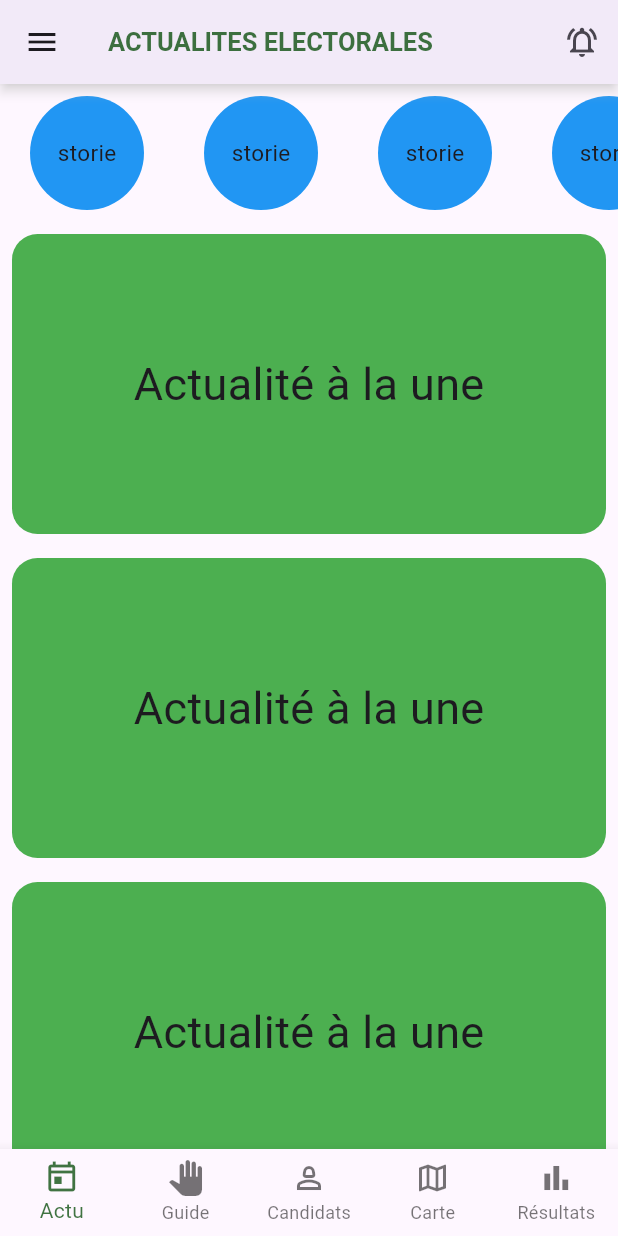
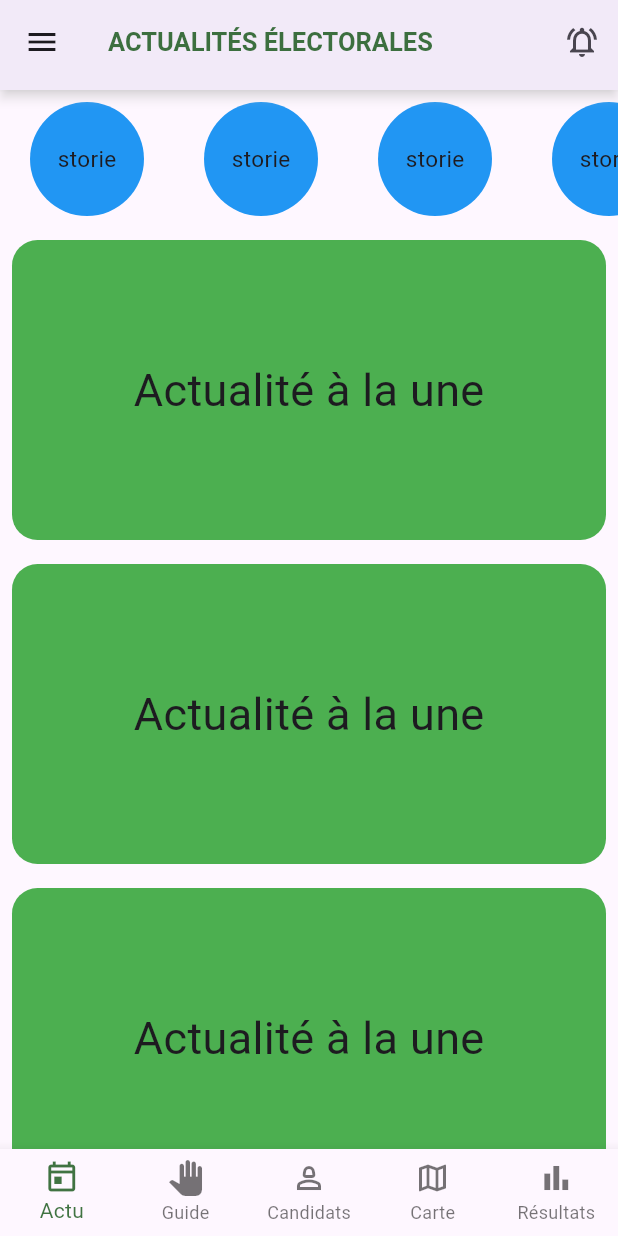
Before and after one commit to cisse410/senegal_vote_clone, a Flutter app: the screen it shows after launch, in the side drawer, after a tap on the "notifications active" icon, on a phone screen of 412 x 824 dp. Run offline on Flutter 3.47's test engine with Material 3 defaults, Android fonts, the phone set to English and light mode, and no system bars; our stand-ins replace font_awesome_flutter.

Commit message:
Adaptation appbar, page candidat and some refactoring about the architecture

```diff
--- a/lib/components/home.dart
+++ b/lib/components/home.dart
@@ -1,4 +1,5 @@
 import 'package:flutter/material.dart';
+import 'package:senegal_vote/widgets/appbar.dart';
 import 'package:senegal_vote/widgets/botton_navbar.dart';
 import 'package:senegal_vote/widgets/drawer.dart';
 
@@ -12,24 +13,12 @@ class HomeApp extends StatefulWidget {
 class _HomeAppState extends State<HomeApp> {
   @override
   Widget build(BuildContext context) {
-    return Scaffold(
-      appBar: AppBar(
-        title: const Text(
-          'ACTUALITES ELECTORALES',
-          style: TextStyle(
-            fontSize: 17,
-            color: Color.fromRGBO(1, 71, 3, 0.757),
-            fontWeight: FontWeight.bold
-          ),
-        ),
-        elevation: 3,
-        shadowColor: Colors.white,
-        actions: [
-          IconButton(onPressed: (){}, icon: const Icon(Icons.notifications_active_outlined)),
-        ],
-      ),
-      body: const BottomNav(),
-      drawer: const MyDrawer(),
+    return const Scaffold(
+      // appBar: MainAppBar(
+      //   title: "ACCUEIL",
+      // ),
+      body: BottomNav(),
+      drawer: AppDrawer(),
     );
   }
 }
--- a/lib/pages/actu/actu.dart
+++ b/lib/pages/actu/actu.dart
@@ -1,6 +1,8 @@
 import 'package:flutter/material.dart';
 import 'package:senegal_vote/pages/actu/items.dart';
 import 'package:senegal_vote/pages/actu/stories.dart';
+import 'package:senegal_vote/widgets/appbar.dart';
+import 'package:senegal_vote/widgets/drawer.dart';
 
 class Actu extends StatelessWidget {
   const Actu({super.key});
@@ -19,7 +21,10 @@ class Actu extends StatelessWidget {
       'storie',
       'storie',
     ];
-    return Column(
+    return Scaffold(
+      appBar: const MainAppBar(title: "actualités électorales"),
+      drawer: const AppDrawer(),
+      body: Column(
         children: [
           // Stories
           SizedBox(
@@ -28,7 +33,9 @@ class Actu extends StatelessWidget {
                 itemCount: stories.length,
                 scrollDirection: Axis.horizontal,
                 itemBuilder: (context, index) {
-            return Stories(child: stories[index],);
+                  return Stories(
+                    child: stories[index],
+                  );
                 }),
           ),
           // Posts
@@ -42,6 +49,7 @@ class Actu extends StatelessWidget {
                 }),
           ),
         ],
+      ),
     );
   }
 }
--- /dev/null
+++ b/lib/widgets/appbar.dart
@@ -0,0 +1,33 @@
+import 'package:flutter/material.dart';
+
+class MainAppBar extends StatelessWidget implements PreferredSizeWidget {
+  const MainAppBar({
+    super.key,
+    required this.title,
+  });
+
+  final String title;
+
+  @override
+  Size get preferredSize => const Size.fromHeight(60.0);
+
+  @override
+  Widget build(BuildContext context) {
+    return AppBar(
+      title: Text(
+        title.toUpperCase(),
+        style: const TextStyle(
+            fontSize: 17,
+            color: Color.fromRGBO(1, 71, 3, 0.757),
+            fontWeight: FontWeight.bold),
+      ),
+      elevation: 3,
+      shadowColor: Colors.white,
+      actions: [
+        IconButton(
+            onPressed: () {},
+            icon: const Icon(Icons.notifications_active_outlined)),
+      ],
+    );
+  }
+}
--- a/lib/widgets/drawer.dart
+++ b/lib/widgets/drawer.dart
@@ -1,15 +1,18 @@
 import 'package:flutter/material.dart';
 import 'package:font_awesome_flutter/font_awesome_flutter.dart';
 
-class MyDrawer extends StatelessWidget {
-  const MyDrawer({super.key});
+class AppDrawer extends StatelessWidget {
+  const AppDrawer({super.key});
 
   @override
   Widget build(BuildContext context) {
     return Drawer(
       child: ListView(
         children: [
-          const DrawerHeader(child: FlutterLogo()),
+          const DrawerHeader(
+              child: Image(
+            image: AssetImage("assets/images/logo-sv.png"),
+          )),
           const ListTile(
             title: Text('Signaler un incident'),
             leading: Icon(Icons.warning_amber_rounded),
@@ -17,7 +20,7 @@ class MyDrawer extends StatelessWidget {
           ),
           const ListTile(
             title: Text('Devenir volontaire'),
-            leading: Icon(Icons.warning_amber_rounded),
+            leading: Icon(Icons.payment_outlined),
             trailing: Icon(Icons.arrow_forward_ios_outlined),
           ),
           const ListTile(
@@ -48,17 +51,26 @@ class MyDrawer extends StatelessWidget {
             children: [
               IconButton(
                 onPressed: () {},
-                icon: const Icon(FontAwesomeIcons.twitter),
+                icon: const Icon(
+                  FontAwesomeIcons.xTwitter,
+                  color: Colors.black,
+                ),
                 iconSize: 50,
               ),
               IconButton(
                 onPressed: () {},
-                icon: const Icon(FontAwesomeIcons.instagram),
+                icon: const Icon(
+                  FontAwesomeIcons.instagram,
+                  color: Colors.pink,
+                ),
                 iconSize: 50,
               ),
               IconButton(
                 onPressed: () {},
-                icon: const Icon(FontAwesomeIcons.facebook),
+                icon: const Icon(
+                  FontAwesomeIcons.facebook,
+                  color: Colors.blue,
+                ),
                 iconSize: 50,
               ),
             ],
--- a/pubspec.yaml
+++ b/pubspec.yaml
@@ -60,9 +60,8 @@ flutter:
   uses-material-design: true
 
   # To add assets to your application, add an assets section, like this:
-  # assets:
-  #   - images/a_dot_burr.jpeg
-  #   - images/a_dot_ham.jpeg
+  assets:
+    - assets/images/
 
   # An image asset can refer to one or more resolution-specific "variants", see
   # https://flutter.dev/assets-and-images/#resolution-aware
```
Also changed, not shown: lib/pages/candidates/candidats.dart (added, +209 -0 lines), lib/pages/candidats.dart (deleted, +0 -15 lines), lib/pages/carte.dart (deleted, +0 -15 lines), lib/pages/cartes/carte.dart (added, +21 -0 lines), lib/pages/guide.dart (deleted, +0 -15 lines), lib/pages/guide/guide.dart (added, +21 -0 lines), lib/pages/resultats.dart (deleted, +0 -15 lines), lib/pages/resultats/resultats.dart (added, +21 -0 lines), lib/widgets/botton_navbar.dart (+4 -4 lines), assets/images/logo-sv.png (added), lib/pages/candidates/list_candidates.dart (added). Lines whose indentation alone changed are shown as unchanged.
